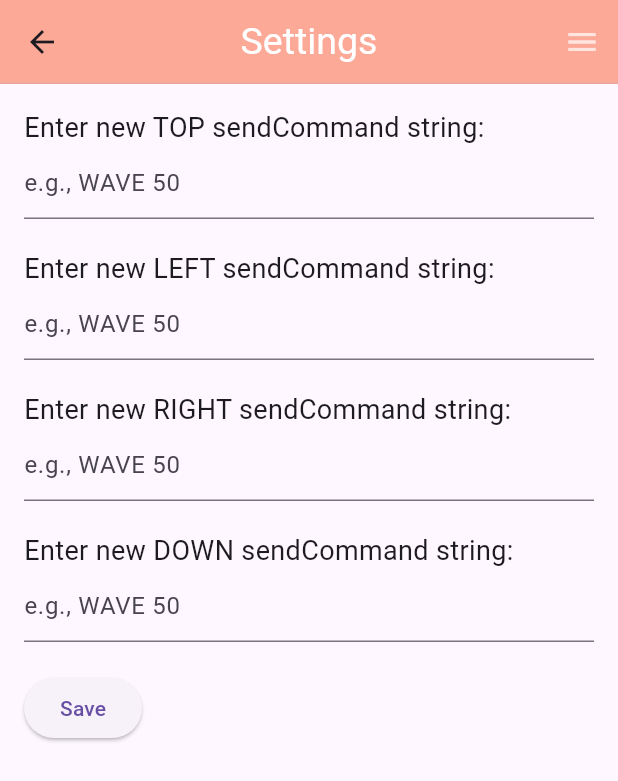
After one commit to Axelsmoon/Centipede-Remote-Control, a Flutter app: the SettingsScreen screen opened by its route, on a phone screen of 412 x 824 dp. The commit adds this screen. Shown: the top 781 px of the screen. Run offline on Flutter 3.47's test engine with Material 3 defaults, Android fonts, the phone set to English and light mode, and no system bars; our stand-ins replace flutter_blue, google_fonts, permission_handler; Roboto replaces fonts that are missing (Overlock).

Commit message:
Added New Settings page, and requests nearby devices

```diff
--- a/lib/routes/routes.dart
+++ b/lib/routes/routes.dart
@@ -3,12 +3,14 @@ import 'package:centipede_control/screens/MainScreen.dart';
 import 'package:centipede_control/screens/BluetoothScreen.dart';
 import '../screens/AboutScreen.dart';
 import '../screens/DataScreen.dart';
+import '../screens/SettingsScreen.dart';
 
 class Routes {
   static const String MAINSCREEN = '/main';
   static const String BLUETOOTHSCREEN = '/bt';
   static const String ABOUTSCREEN = '/about';
   static const String DATASCREEN = '/data';
+  static const String SETTINGSSCREEN = '/settings';
 
   static Map<String, Widget Function(BuildContext)> get getroutes =>
       {
@@ -17,5 +19,6 @@ class Routes {
         BLUETOOTHSCREEN: (context) => BluetoothScreen(),
         ABOUTSCREEN: (context) => AboutScreen(),
         DATASCREEN: (context) => DataScreen(),
+        SETTINGSSCREEN: (context) => SettingsScreen(),
       };
 }
--- a/lib/screens/MainScreen.dart
+++ b/lib/screens/MainScreen.dart
@@ -4,13 +4,14 @@ import 'package:flutter/material.dart';
 import 'package:flutter_blue/flutter_blue.dart';
 import 'dart:async';
 import 'package:google_fonts/google_fonts.dart';
-
+import '../screens/SettingsScreen.dart';
 
 
 
 class MainScreen extends StatefulWidget {
   @override
   _MainScreenState createState() => _MainScreenState();
+
 }
 
 class _MainScreenState extends State<MainScreen> {
@@ -20,11 +21,17 @@ class _MainScreenState extends State<MainScreen> {
   BluetoothCharacteristic? characteristic;
   String characteristicUuid = "0000ffe1-0000-1000-8000-00805f9b34fb"; // Replace with your characteristic UUID
 
+  String commandUP = SettingsScreen.newCommandUP;
+  String commandLEFT = SettingsScreen.newCommandLEFT;
+  String commandRIGHT = SettingsScreen.newCommandRIGHT;
+  String commandDOWN = SettingsScreen.newCommandDOWN;
+
 
   @override
   void initState() {
     super.initState();
     _fetchConnectedDevices();
+    print('commandUp= $commandUP');
   }
 
   // Function to initialize Bluetooth connection to already connected device
@@ -79,6 +86,16 @@ class _MainScreenState extends State<MainScreen> {
     }
   }
 
+  void updateCommands(String newCommandUP, String newCommandLEFT, String newCommandRIGHT, String newCommandDOWN) {
+    setState(() {
+      commandUP = newCommandUP;
+      commandLEFT = newCommandLEFT;
+      commandRIGHT = newCommandRIGHT;
+      commandDOWN = newCommandDOWN;
+    });
+  }
+
+
 
   @override
   Widget build(BuildContext context) {
@@ -126,7 +143,7 @@ class _MainScreenState extends State<MainScreen> {
                   icon: const Icon(Icons.menu, color: Color.fromRGBO(255, 255, 255, 0.70),),
                   onSelected: (value) {
                     Navigator.pushNamed(context, '/' "$value");
-
+                    //print('Selected: $value');
                   },
                   itemBuilder: (BuildContext context){
                     return[
@@ -141,6 +158,10 @@ class _MainScreenState extends State<MainScreen> {
                       const PopupMenuItem<String>(
                         value: 'data',
                         child: Text('Data'),
+                      ),
+                      const PopupMenuItem<String>(
+                        value: 'settings',
+                        child: Text('Settings'),
                       ),
                     ];
                   },
@@ -157,16 +178,21 @@ class _MainScreenState extends State<MainScreen> {
                   Row(
                     mainAxisAlignment: MainAxisAlignment.spaceEvenly,
                     children: [
-                      DPad(sendCommand: sendCommand), // Pass the sendCommand method to DPad
-                      //SET (angle) command
+                      DPad(
+                        sendCommand: sendCommand,
+                        commandUP: commandUP, // Pass the command strings to DPad
+                        commandLEFT: commandLEFT,
+                        commandRIGHT: commandRIGHT,
+                        commandDOWN: commandDOWN,
+                      ),//SET (angle) command
                       SizedBox(width: 180),
                       Lever(sendCommand: sendCommand),
                       //WAVE (speed) command
                     ],
                   ),
 
-                  Expanded( // Wrap the ListView with Expanded
-                    child: ListView.builder(
+                  /*Expanded( // Wrap the ListView with Expanded
+                    child: ListView.builder( //bt devices list on controller screen
                       itemCount: devicesList.length,
                       itemBuilder: (context, index) {
                         return ListTile(
@@ -176,7 +202,7 @@ class _MainScreenState extends State<MainScreen> {
                         );
                       },
                     ),
-                  ),
+                  ),*/
                 ],
               ),
             ),
@@ -212,10 +238,16 @@ class _MainPageState extends State<MainPage> {
 class DPad extends StatelessWidget {
   final void Function(String) sendCommand;
 
+  String commandUP = SettingsScreen.newCommandUP;
+  String commandLEFT = SettingsScreen.newCommandLEFT;
+  String commandRIGHT = SettingsScreen.newCommandRIGHT;
+  String commandDOWN = SettingsScreen.newCommandDOWN;
+
   double setWidth= 108.33;
   double setHeight= 65;
 
-  DPad({required this.sendCommand});
+
+  DPad({required this.sendCommand, required commandUP, required commandLEFT, required commandRIGHT, required commandDOWN});
 
   @override
   Widget build(BuildContext context) {
@@ -232,7 +264,7 @@ class DPad extends StatelessWidget {
               rotationAngle: math.pi/2, // Rotate by 90 degrees
               onTap: () {
                 // Define the action for the bottom PentagonButton here
-                sendCommand('WAVE 15\r\n');
+                sendCommand(commandUP);
               },
             ),
 
@@ -245,7 +277,7 @@ class DPad extends StatelessWidget {
                   rotationAngle: 2*(math.pi), // Rotate by 360 degrees
                   onTap: () {
                     // Define the action for the bottom PentagonButton here
-                    sendCommand("WAVE 64 -30\r\n");
+                    sendCommand(commandLEFT);
                   },
                 ),
 
@@ -256,7 +288,7 @@ class DPad extends StatelessWidget {
                   rotationAngle: math.pi, // Rotate by 180 degrees
                   onTap: () {
                     // Define the action for the bottom PentagonButton here
-                    sendCommand("WAVE 64 30\r\n");
+                    sendCommand(commandRIGHT);
                     print("right");
                   },
                 ),
@@ -270,7 +302,7 @@ class DPad extends StatelessWidget {
               rotationAngle: 3*math.pi / 2, // Rotate by 270 degrees
               onTap: () {
                 // Define the action for the bottom PentagonButton here
-                sendCommand('WAVE 0\r\n');
+                sendCommand(commandDOWN);
               },
             ),
 
--- /dev/null
+++ b/lib/screens/SettingsScreen.dart
@@ -0,0 +1,183 @@
+import 'package:flutter/material.dart';
+import 'package:google_fonts/google_fonts.dart';
+
+class SettingsScreen extends StatefulWidget {
+
+
+  static String newCommandUP= 'WAVE 15\r\n';
+  static String newCommandLEFT= "WAVE 64 -30\r\n";
+  static String newCommandRIGHT= "WAVE 64 30\r\n";
+  static String newCommandDOWN= 'WAVE 0\r\n';
+
+
+
+  @override
+  _SettingsScreenState createState() => _SettingsScreenState();
+}
+
+class _SettingsScreenState extends State<SettingsScreen> {
+  TextEditingController _commandControllerUP = TextEditingController();
+  TextEditingController _commandControllerLEFT = TextEditingController();
+  TextEditingController _commandControllerRIGHT = TextEditingController();
+  TextEditingController _commandControllerDOWN = TextEditingController();
+
+  @override
+  Widget build(BuildContext context) {
+    return Scaffold(
+      appBar: AppBar(
+          backgroundColor: Color.fromRGBO(250, 90, 50, 0.5),
+          elevation: 0,
+          title: Text(
+            'Settings',
+            style: GoogleFonts.getFont(
+              'Overlock',
+              fontSize: 25,
+              color: Colors.white,
+            ),
+          ),
+          centerTitle: true,
+          shape: Border(
+            bottom: BorderSide(color: Colors.grey.withOpacity(0.2), width: 1.0),
+          ),
+          /*leading:
+          IconButton(
+            icon: Image.asset('assets/centipede.png'),
+            onPressed: (){
+              Navigator.pushNamed(context, '/main');
+            },
+          ),*/
+          actions:[
+            PopupMenuButton<String>(
+              icon: const Icon(Icons.menu, color: Color.fromRGBO(255, 255, 255, 0.70),),
+              onSelected: (value) {
+                Navigator.pushNamed(context, '/' "$value");
+
+              },
+              itemBuilder: (BuildContext context){
+                return[
+                  const PopupMenuItem<String>(
+                    value: 'bt',
+                    child: Text('Bluetooth'),
+                  ),
+                  const PopupMenuItem<String>(
+                    value: 'about',
+                    child: Text('About'),
+                  ),
+                  const PopupMenuItem<String>(
+                    value: 'data',
+                    child: Text('Data'),
+                  ),
+                  const PopupMenuItem<String>(
+                    value: 'main',
+                    child: Text('Controller'),
+                  ),
+                ];
+              },
+            )
+          ]
+      ),
+      body: Padding(
+        padding: const EdgeInsets.all(16.0),
+        child: Column(
+          crossAxisAlignment: CrossAxisAlignment.start,
+          children: [
+            Expanded(
+              child: ListView.builder(
+                itemCount: 1,
+                itemBuilder: (context, index) {
+                  return Column(
+                    crossAxisAlignment: CrossAxisAlignment.start,
+                    children: [
+                      Text(
+                        'Enter new TOP sendCommand string:',
+                        style: TextStyle(fontSize: 18),
+                      ),
+                      TextField(
+                        controller: _commandControllerUP,
+                        decoration: InputDecoration(
+                          hintText: 'e.g., WAVE 50\r\n',
+                        ),
+                      ),
+                      SizedBox(height: 20),
+
+                      Text(
+                        'Enter new LEFT sendCommand string:',
+                        style: TextStyle(fontSize: 18),
+                      ),
+                      TextField(
+                        controller: _commandControllerLEFT,
+                        decoration: InputDecoration(
+                          hintText: 'e.g., WAVE 50\r\n',
+                        ),
+                      ),
+                      SizedBox(height: 20),
+
+                      Text(
+                        'Enter new RIGHT sendCommand string:',
+                        style: TextStyle(fontSize: 18),
+                      ),
+                      TextField(
+                        controller: _commandControllerRIGHT,
+                        decoration: InputDecoration(
+                          hintText: 'e.g., WAVE 50\r\n',
+                        ),
+                      ),
+                      SizedBox(height: 20),
+
+                      Text(
+                        'Enter new DOWN sendCommand string:',
+                        style: TextStyle(fontSize: 18),
+                      ),
+                      TextField(
+                        controller: _commandControllerDOWN,
+                        decoration: InputDecoration(
+                          hintText: 'e.g., WAVE 50\r\n',
+                        ),
+                      ),
+                      SizedBox(height: 20),
+
+                      ElevatedButton(
+                        onPressed: () {
+                          if (_commandControllerUP.text.isNotEmpty) {
+                            SettingsScreen.newCommandUP = _commandControllerUP.text.trim() + '\r\n';
+                          }
+                          if (_commandControllerLEFT.text.isNotEmpty) {
+                            SettingsScreen.newCommandLEFT = _commandControllerLEFT.text.trim() + '\r\n';
+                          }
+                          if (_commandControllerRIGHT.text.isNotEmpty) {
+                            SettingsScreen.newCommandRIGHT = _commandControllerRIGHT.text.trim() + '\r\n';
+                          }
+                          if (_commandControllerDOWN.text.isNotEmpty) {
+                            SettingsScreen.newCommandDOWN = _commandControllerDOWN.text.trim() + '\r\n';
+                          }
+
+                          Navigator.of(context).pop();
+                          Navigator.pushNamed(context, '/main');
+                        },
+                        child: Text('Save'),
+                      ),
+                      SizedBox(height: 20), // Additional space between each item
+                    ],
+                  );
+                },
+              ),
+            ),
+          ],
+        ),
+      ),
+
+
+
+
+    );
+  }
+
+  @override
+  void dispose() {
+    _commandControllerUP.dispose();
+    _commandControllerLEFT.dispose();
+    _commandControllerRIGHT.dispose();
+    _commandControllerDOWN.dispose();
+    super.dispose();
+  }
+}
--- a/pubspec.yaml
+++ b/pubspec.yaml
@@ -67,6 +67,7 @@ flutter:
     - assets/Sandy_Background.png
     - assets/centipede.png
     - assets/Designer.png
+    - assets/Untitled-centipede.png
 
   # To add assets to your application, add an assets section, like this:
   # assets:
```
Also changed, not shown: lib/screens/AboutScreen.dart (+8 -8 lines), lib/screens/BluetoothScreen.dart (+9 -3 lines), assets/Untitled-centipede.png (added), 1 other file.
